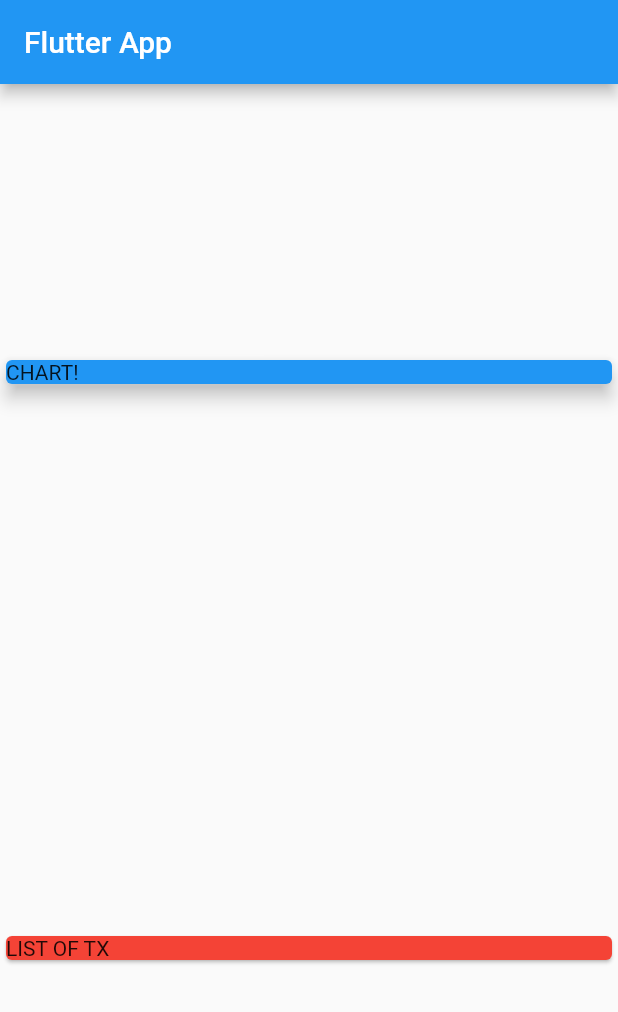
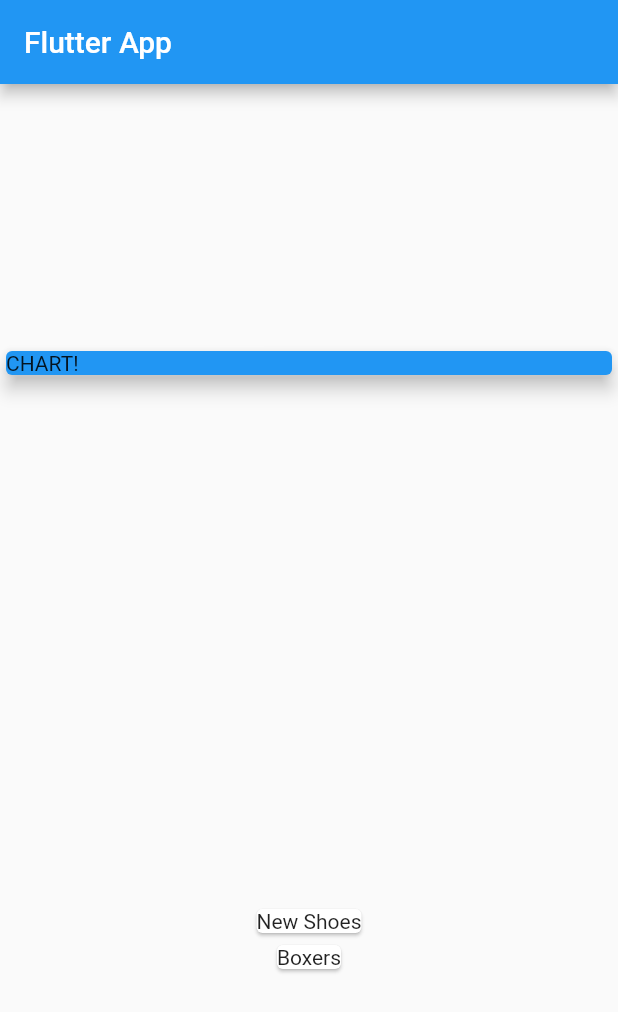
Before and after one commit to Harrytimbog/flutter_expense_tracker, a Flutter app: the screen it shows after launch, on a phone screen of 412 x 824 dp. Shown: the top 1012 px of the screen. Run offline on Flutter 3.47's test engine with Material 2 defaults, Android fonts, the phone set to English and light mode, and no system bars.

Commit message:
Mapping Data Into Widgets

```diff
--- a/lib/main.dart
+++ b/lib/main.dart
@@ -47,10 +47,13 @@ class MyHomePage extends StatelessWidget {
               elevation: 5,
             ),
           ),
-          Card(
-            color: Colors.red,
-            child: Text('LIST OF TX'),
-          ),
+          Column(
+            children: transactions.map((tx) {
+              return Card(
+                child: Text(tx.title),
+              );
+            }).toList(),
+          )
         ],
       ),
     );
```
